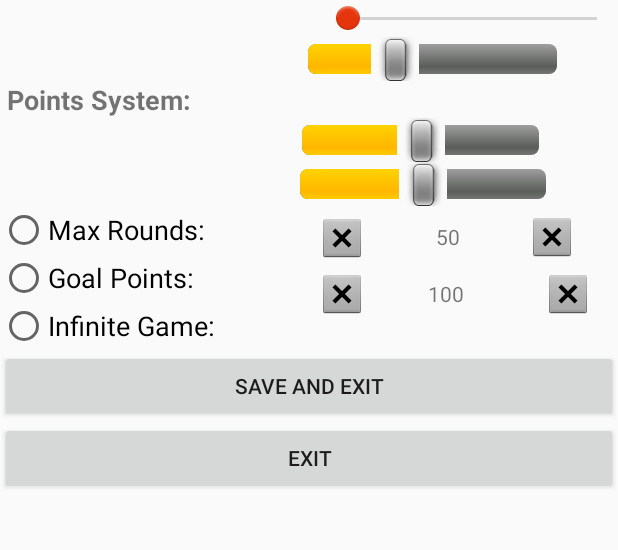
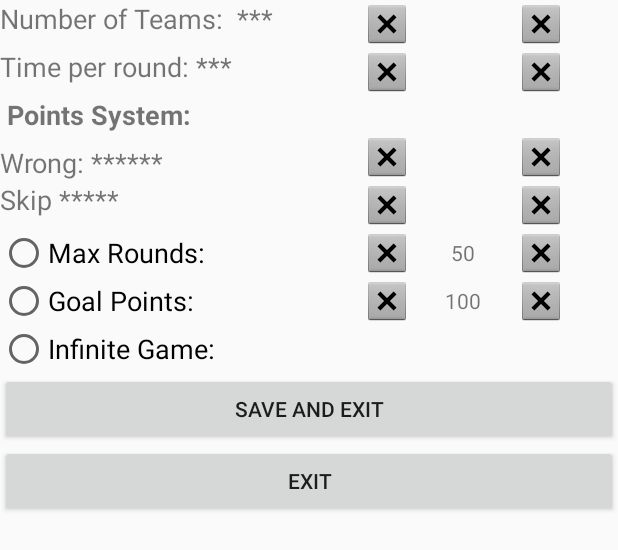
Before and after one commit to condiom/tabu, an Android app: the layout activity_settings.xml on its own in the app's theme, with its tools: preview values and no code run, on a phone screen of 412 x 824 dp. Shown: the top 550 px of the screen. Run offline under Robolectric (Android 15) with nearby library versions, the phone set to English and light mode, and no system bars.

Commit message:
Fixed layout changed curentime to float coded game mode buttons

```diff
--- a/app/src/main/java/tratrafe2/condiom/tambu/End.java
+++ b/app/src/main/java/tratrafe2/condiom/tambu/End.java
@@ -22,9 +22,6 @@ public class End extends Activity {
       String winingTeam=sharedPref.getString("winingTeam","ERROR");
       txtWinner=(TextView) findViewById(R.id.txtWinner);
       txtWinner.setText(winingTeam);
-      //ImageView chartImageView= (ImageView)findViewById(R.id.imageView);
-      //chartImageView.setImageResource(R.drawable.trophy);
-
    }
 
 }
--- /dev/null
+++ b/app/src/main/res/drawable/transparent.xml
@@ -0,0 +1,10 @@
+<?xml version="1.0" encoding="utf-8"?>
+<shape
+    xmlns:android="http://schemas.android.com/apk/res/android"
+    android:shape="rectangle"
+    android:insetRight="@dimen/abc_button_inset_horizontal_material"
+    android:insetBottom="@dimen/abc_button_inset_vertical_material">
+
+
+
+</shape>
--- a/app/src/main/res/layout/activity_end.xml
+++ b/app/src/main/res/layout/activity_end.xml
@@ -29,8 +29,10 @@
         android:id="@+id/imageView"
         android:layout_width="match_parent"
         android:layout_height="match_parent"
-        android:background="@drawable/trophy"
-        android:scaleType="center" />
+        android:src="@drawable/trophy"
+        android:scaleType="fitCenter"
+        android:adjustViewBounds="false"
+        android:cropToPadding="false"/>
 
 
 </LinearLayout>
--- a/app/src/main/res/layout/activity_settings.xml
+++ b/app/src/main/res/layout/activity_settings.xml
@@ -19,26 +19,42 @@
             <LinearLayout
                 android:orientation="horizontal"
                 android:layout_width="match_parent"
-                android:layout_height="match_parent"
-                android:layout_weight="0.04"
-                android:weightSum="1">
+                android:layout_height="wrap_content"
+               >
 
                 <TextView
-                    android:layout_width="135dp"
+                    android:layout_width="match_parent"
                     android:layout_height="match_parent"
                     android:id="@+id/txtTeams"
                     android:textSize="18sp"
-                    android:layout_weight="1.03"
-                    android:textAlignment="viewStart" />
+                    android:layout_weight="1"
+                    tools:text="Number of Teams:  ***"/>
 
-                <SeekBar
-                    android:layout_width="198dp"
+                <LinearLayout
+                    android:orientation="horizontal"
+                    android:layout_width="match_parent"
                     android:layout_height="match_parent"
-                    android:max="4"
-                    android:progress="0"
-                    android:id="@+id/btnTeams"
-                    style="@android:style/Widget.Material.SeekBar"
-                    android:thumb="@android:drawable/ic_notification_overlay" />
+                    android:layout_weight="1">
+
+                    <ImageButton
+                        android:layout_width="match_parent"
+                        android:layout_height="wrap_content"
+                        android:id="@+id/iBtnSubTeam"
+                        android:layout_weight="1"
+                        android:src="@android:drawable/btn_dialog"
+                        android:background="@drawable/transparent"
+                        android:onClick="reduceMaxOnClick"/>
+
+                    <ImageButton
+                        android:layout_width="match_parent"
+                        android:layout_height="wrap_content"
+                        android:id="@+id/iBtnAddTeam"
+                        android:layout_weight="1"
+                        android:src="@android:drawable/btn_dialog"
+                        android:background="@drawable/transparent"
+                        android:onClick="reduceMaxOnClick"/>
+                </LinearLayout>
+
 
             </LinearLayout>
 
@@ -58,20 +74,39 @@
                 android:layout_weight="0.04">
 
                 <TextView
-                    android:layout_width="189dp"
+                    android:layout_width="match_parent"
                     android:layout_height="match_parent"
                     android:id="@+id/txtTimes"
                     android:textSize="18sp"
-                    android:textAlignment="viewStart" />
 
-                <SeekBar
-                    style="@android:style/Widget.SeekBar"
-                    android:layout_width="198dp"
+                    tools:text="Time per round: ***"
+                    android:layout_weight="1"/>
+
+                <LinearLayout
+                    android:orientation="horizontal"
+                    android:layout_width="match_parent"
                     android:layout_height="match_parent"
-                    android:max="6"
-                    android:progress="2"
-                    android:id="@+id/btnTime"
-                    android:elevation="0dp" />
+                    android:layout_weight="1">
+
+                    <ImageButton
+                        android:layout_width="match_parent"
+                        android:layout_height="wrap_content"
+                        android:id="@+id/iBtnSubRound"
+                        android:layout_weight="1"
+                        android:src="@android:drawable/btn_dialog"
+                        android:background="@drawable/transparent"
+                        android:onClick="reduceMaxOnClick"/>
+
+                    <ImageButton
+                        android:layout_width="match_parent"
+                        android:layout_height="wrap_content"
+                        android:id="@+id/iBtnAddRound"
+                        android:layout_weight="1"
+                        android:src="@android:drawable/btn_dialog"
+                        android:background="@drawable/transparent"
+                        android:onClick="reduceMaxOnClick"/>
+
+                </LinearLayout>
 
             </LinearLayout>
 
@@ -81,52 +116,94 @@
                 android:layout_height="wrap_content"
                 android:id="@+id/txtPoints"
                 android:textSize="18sp"
-                android:layout_weight="0.04"
+                android:layout_weight="1"
                 android:textStyle="normal|bold" />
 
             <LinearLayout
                 android:orientation="horizontal"
                 android:layout_width="match_parent"
+                android:layout_height="wrap_content"
+                android:layout_weight="1">
+
+                <LinearLayout
+                    android:orientation="vertical"
+                    android:layout_width="match_parent"
                     android:layout_height="match_parent"
-                android:layout_weight="0.04">
+                    android:layout_weight="1"
+                    android:gravity="center">
 
                     <TextView
-                    android:layout_width="185dp"
-                    android:layout_height="match_parent"
+                        android:layout_width="match_parent"
+                        android:layout_height="wrap_content"
                         android:id="@+id/txtWrong"
                         android:textSize="18sp"
-                    android:textAlignment="viewStart" />
+                        tools:text="Wrong: ******"/>
 
-                <SeekBar
-                    style="@android:style/Widget.SeekBar"
-                    android:layout_width="190dp"
+                    <TextView
+                        android:layout_width="match_parent"
+                        android:layout_height="wrap_content"
+                        android:id="@+id/txtSkip"
+                        android:textSize="18sp"
+                        tools:text="Skip *****"/>
+
+                </LinearLayout>
+
+                <LinearLayout
+                    android:orientation="vertical"
+                    android:layout_width="match_parent"
                     android:layout_height="match_parent"
-                    android:max="2"
-                    android:progress="1"
-                    android:id="@+id/btnWrongPoints" />
+                    android:layout_weight="1">
+
+                    <LinearLayout
+                        android:orientation="horizontal"
+                        android:layout_width="match_parent"
+                        android:layout_height="match_parent"
+                        android:layout_weight="1">
+
+                        <ImageButton
+                            android:layout_width="match_parent"
+                            android:layout_height="wrap_content"
+                            android:id="@+id/iBtnSubWrong"
+                            android:layout_weight="1"
+                            android:src="@android:drawable/btn_dialog"
+                            android:background="@drawable/transparent"
+                            android:onClick="reduceMaxOnClick"/>
+
+                        <ImageButton
+                            android:layout_width="match_parent"
+                            android:layout_height="wrap_content"
+                            android:id="@+id/iBtnAddWrong"
+                            android:layout_weight="1"
+                            android:src="@android:drawable/btn_dialog"
+                            android:background="@drawable/transparent"
+                            android:onClick="reduceMaxOnClick"/>
                     </LinearLayout>
 
                     <LinearLayout
                         android:orientation="horizontal"
                         android:layout_width="match_parent"
                         android:layout_height="match_parent"
-                android:layout_weight="0.04">
+                        android:layout_weight="1">
 
-                <TextView
-                    android:layout_width="184dp"
-                    android:layout_height="match_parent"
-                    android:id="@+id/txtSkip"
-                    android:textSize="18sp"
-                    android:textAlignment="viewStart" />
+                        <ImageButton
+                            android:layout_width="match_parent"
+                            android:layout_height="wrap_content"
+                            android:id="@+id/iBtnSubSkip"
+                            android:layout_weight="1"
+                            android:src="@android:drawable/btn_dialog"
+                            android:background="@drawable/transparent"
+                            android:onClick="reduceMaxOnClick"/>
 
-                <SeekBar
-                    style="@android:style/Widget.SeekBar"
-                    android:layout_width="196dp"
-                    android:layout_height="match_parent"
-                    android:max="2"
-                    android:progress="1"
-                    android:id="@+id/btnSkipPoints" />
-
+                        <ImageButton
+                            android:layout_width="match_parent"
+                            android:layout_height="wrap_content"
+                            android:id="@+id/iBtnAddSkip"
+                            android:layout_weight="1"
+                            android:src="@android:drawable/btn_dialog"
+                            android:background="@drawable/transparent"
+                            android:onClick="reduceMaxOnClick"/>
+                    </LinearLayout>
+                </LinearLayout>
             </LinearLayout>
 
             <LinearLayout
@@ -147,13 +224,12 @@
                         android:id="@+id/btnRounds"
                         android:duplicateParentState="false"
                         android:textSize="18sp"
-                        android:layout_weight="0.04"
                         android:checked="false"
                         android:onClick="onRadioButtonClicked" />
 
                     <RadioButton
                         android:text="Goal Points:"
-                        android:layout_width="188dp"
+                        android:layout_width="match_parent"
                         android:layout_height="wrap_content"
                         android:id="@+id/btnGoal"
                         android:checked="false"
@@ -164,11 +240,12 @@
 
                     <RadioButton
                         android:text="Infinite Game:"
-                        android:layout_width="wrap_content"
+                        android:layout_width="match_parent"
                         android:layout_height="wrap_content"
                         android:id="@+id/btnInfinite"
                         android:layout_weight="0.04"
-                        android:textSize="18sp" />
+                        android:textSize="18sp"
+                        android:onClick="onRadioButtonClicked"/>
 
                 </RadioGroup>
 
@@ -176,69 +253,102 @@
                     android:orientation="vertical"
                     android:layout_width="match_parent"
                     android:layout_height="match_parent"
-                    android:layout_weight="0.04">
+                    android:layout_weight="0.04"
+                    >
+
+                    <FrameLayout
+                        android:layout_width="match_parent"
+                        android:layout_height="match_parent"
+                        android:layout_weight="1">
+
+                        <TextView
+                            android:text="50"
+                            android:layout_width="match_parent"
+                            android:layout_height="match_parent"
+                            android:id="@+id/txtMaxRounds"
+                            android:textAlignment="center"
+                            android:gravity="center_vertical"
+                            android:layout_weight="1"
+                            />
 
                         <LinearLayout
                             android:orientation="horizontal"
                             android:layout_width="match_parent"
-                        android:layout_height="wrap_content"
+                            android:layout_height="match_parent"
                             android:gravity="center_vertical"
-                        android:weightSum="1">
+                            android:layout_weight="1"
+                            >
 
                             <ImageButton
-                            android:layout_width="44dp"
-                            android:layout_height="42dp"
-                            app:srcCompat="@android:drawable/btn_dialog"
-                            android:id="@+id/imageButton"
-                            android:background="@drawable/circular_progress_bar" />
+                                android:layout_width="match_parent"
+                                android:layout_height="wrap_content"
+                                android:id="@+id/iBtnSubMax"
+                                android:layout_weight="1"
+                                android:src="@android:drawable/btn_dialog"
+                                android:background="@drawable/transparent"
+                                android:onClick="reduceMaxOnClick"/>
+
+                            <ImageButton
+                                android:layout_width="match_parent"
+                                android:layout_height="wrap_content"
+                                android:src="@android:drawable/btn_dialog"
+                                android:id="@+id/iBtnAddMax"
+                                android:background="@drawable/transparent"
+                                android:layout_weight="1"
+                                android:onClick="increaseMaxOnClick"/>
+
+                        </LinearLayout>
+                    </FrameLayout>
+
+                    <FrameLayout
+                        android:layout_width="match_parent"
+                        android:layout_height="match_parent"
+                        android:layout_weight="1">
 
                         <TextView
-                            android:text="50"
-                            android:layout_width="97dp"
-                            android:layout_height="29dp"
-                            android:id="@+id/txtMaxRounds"
+                            android:text="100"
+                            android:layout_width="match_parent"
+                            android:layout_height="match_parent"
+                            android:id="@+id/txtGoalPoints"
                             android:textAlignment="center"
-                            android:gravity="center_vertical" />
+                            android:layout_weight="1"
 
-                        <ImageButton
-                            android:layout_width="41dp"
-                            android:layout_height="wrap_content"
-                            app:srcCompat="@android:drawable/btn_dialog"
-                            android:id="@+id/imageButton2"
-                            android:background="@drawable/circular_progress_bar" />
-
-                    </LinearLayout>
+                            android:gravity="center_vertical"/>
 
                         <LinearLayout
                             android:orientation="horizontal"
                             android:layout_width="match_parent"
-                        android:layout_height="wrap_content"
-                        android:gravity="center_vertical">
+                            android:layout_height="match_parent"
+                            android:gravity="center_vertical"
+                            android:layout_weight="1">
 
                             <ImageButton
                                 android:layout_height="wrap_content"
-                            app:srcCompat="@android:drawable/btn_dialog"
-                            android:id="@+id/imageButton4"
-                            android:layout_width="44dp"
-                            android:background="@drawable/circular_progress_bar" />
+                                android:src="@android:drawable/btn_dialog"
+                                android:id="@+id/iBtnSubGoal"
+                                android:layout_width="match_parent"
+                                android:layout_weight="1"
+
+                                android:background="@drawable/transparent"
+                                android:onClick="reduceGoalOnClick"/>
+
+                            <ImageButton
+                                android:layout_width="match_parent"
+                                android:layout_height="wrap_content"
+                                android:src="@android:drawable/btn_dialog"
+                                android:id="@+id/iBtnAddGoal"
+                                android:layout_weight="1"
+                                android:background="@drawable/transparent"
+                                android:onClick="increaseGoalOnClick"/>
+
+                        </LinearLayout>
+                    </FrameLayout>
 
                     <TextView
-                            android:text="100"
-                            android:layout_width="95dp"
-                            android:layout_height="33dp"
-                            android:id="@+id/txtGoalPoints"
-                            android:textAlignment="center"
-                            android:gravity="center_vertical"/>
-
-                        <ImageButton
-                            android:layout_width="wrap_content"
-                            android:layout_height="wrap_content"
-                            app:srcCompat="@android:drawable/btn_dialog"
-                            android:id="@+id/imageButton3"
-                            android:layout_weight="1"
-                            android:background="@drawable/circular_progress_bar" />
-
-                    </LinearLayout>
+                        android:layout_width="match_parent"
+                        android:layout_height="match_parent"
+                        android:id="@+id/textView4"
+                        android:layout_weight="1"/>
 
                 </LinearLayout>
 
```
Also changed, not shown: app/src/main/java/tratrafe2/condiom/tambu/Game.java (+34 -42 lines), app/src/main/java/tratrafe2/condiom/tambu/Settings.java (+82 -84 lines). Lines whose indentation alone changed are shown as unchanged.
